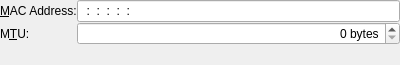
The window that settings/wired.ui (KDE/networkmanagement) describes before a commit, drawn with Qt 5.
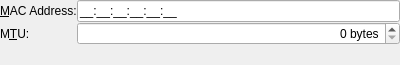
The same window after the commit.

Commit message: Some cosmetic changes I had rotting on my disk

```diff
--- a/settings/wired.ui
+++ b/settings/wired.ui
@@ -34,7 +34,7 @@
      <item row="0" column="1" >
       <widget class="QLineEdit" name="kcfg_macaddress" >
        <property name="inputMask" >
-        <string>HH:HH:HH:HH:HH:HH; </string>
+        <string>HH:HH:HH:HH:HH:HH;_</string>
        </property>
       </widget>
      </item>
```
Left out of the diff: 14 changed lines with no effect on the pictures.
